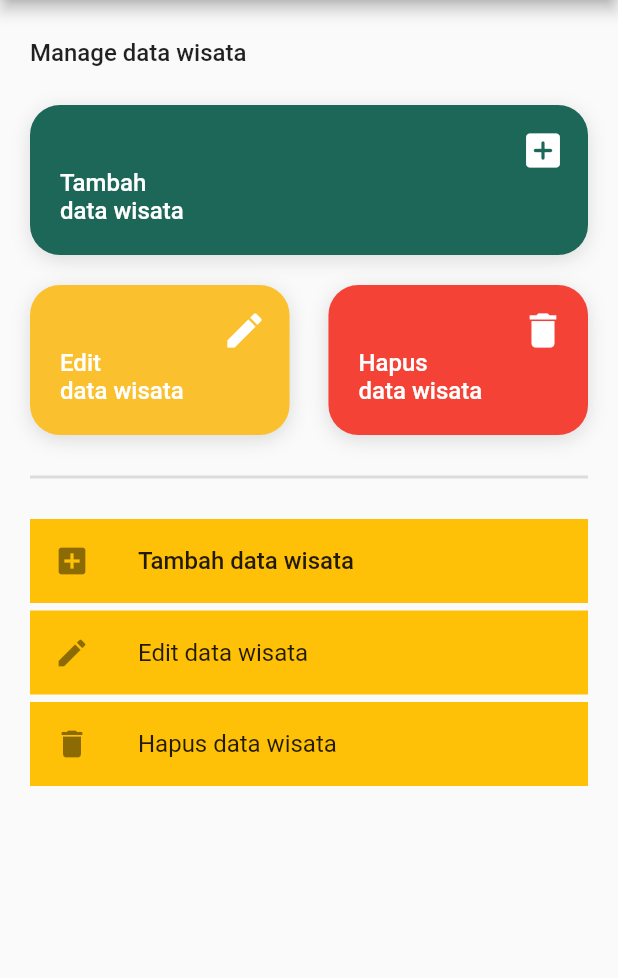
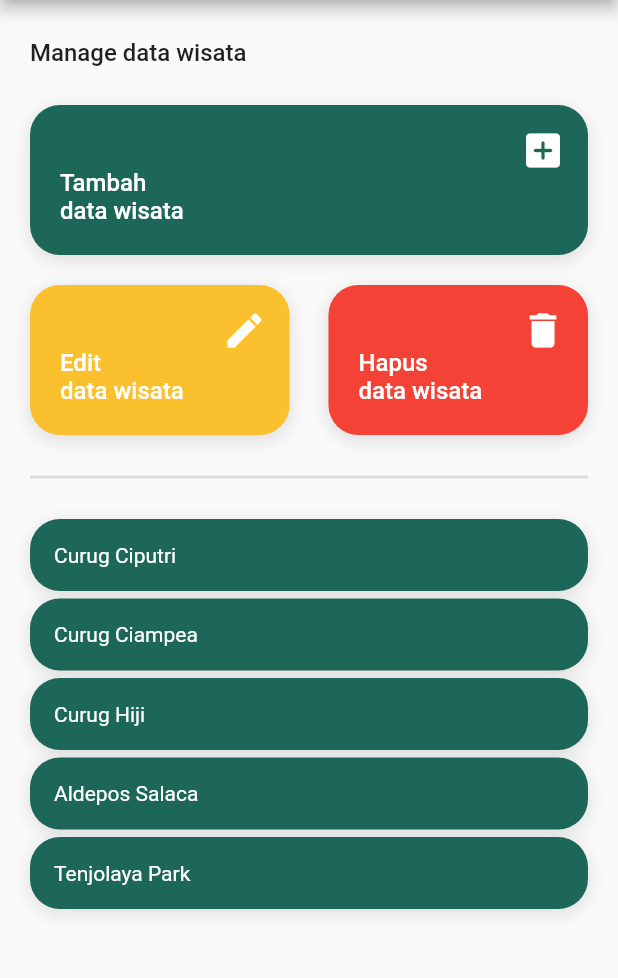
Before and after one commit to anggaeriansyah/wite-dashboard, a Flutter app: the screen it shows after launch, on a phone screen of 412 x 824 dp, the part 84-1062 px from its top. Run offline on Flutter 3.47's test engine with Material 2 defaults, Android fonts, the phone set to English and light mode, and no system bars; our stand-ins replace get.

Commit message:
menambahkan listview

```diff
--- a/lib/Screen/Dashboard.dart
+++ b/lib/Screen/Dashboard.dart
@@ -14,6 +14,14 @@ class Dashboard extends StatefulWidget {
 class _DashboardState extends State<Dashboard> {
   @override
   Widget build(BuildContext context) {
+    List item = [
+      'Curug Ciputri',
+      'Curug Ciampea',
+      'Curug Hiji',
+      'Aldepos Salaca',
+      'Tenjolaya Park',
+    ];
+
     return Scaffold(
         appBar: AppBar(
           centerTitle: true,
@@ -212,39 +220,33 @@ data wisata''',
             ),
             Flexible(
                 child: Padding(
-              padding: const EdgeInsets.symmetric(horizontal: 20, vertical: 20),
-              child: Column(
-                children: [
-                  Container(
-                    color: Colors.amber,
-                    child: const ListTile(
-                      leading: Icon(Icons.add_box),
-                      title: Text(
-                        'Tambah data wisata',
-                        style: TextStyle(
-                            fontSize: 16, fontWeight: FontWeight.w500),
-                      ),
-                    ),
-                  ),
-                  const SizedBox(height: 5),
-                  Container(
-                    color: Colors.amber,
-                    child: const ListTile(
-                      leading: Icon(Icons.edit),
-                      title: Text('Edit data wisata'),
-                    ),
-                  ),
-                  const SizedBox(height: 5),
-                  Container(
-                    color: Colors.amber,
-                    child: const ListTile(
-                      leading: Icon(Icons.delete),
-                      title: Text('Hapus data wisata'),
-                    ),
-                  ),
-                ],
-              ),
-            )),
+                    padding: const EdgeInsets.symmetric(
+                        horizontal: 20, vertical: 20),
+                    child: ListView.builder(
+                        itemCount: item.length,
+                        itemBuilder: ((context, index) {
+                          return Container(
+                              margin: const EdgeInsets.only(bottom: 5),
+                              padding: const EdgeInsets.all(16),
+                              decoration: BoxDecoration(
+                                  color: Theme.of(context).primaryColor,
+                                  borderRadius: const BorderRadius.all(
+                                      Radius.circular(20)),
+                                  boxShadow: const [
+                                    BoxShadow(
+                                      offset: Offset(0, 3),
+                                      blurRadius: 10,
+                                      color: Colors.black12,
+                                      // spreadRadius: 0.5,
+                                    )
+                                  ]),
+                              child: Text(
+                                item[index].toString(),
+                                style: const TextStyle(
+                                  color: Colors.white,
+                                ),
+                              ));
+                        })))),
           ],
         ));
   }
```
